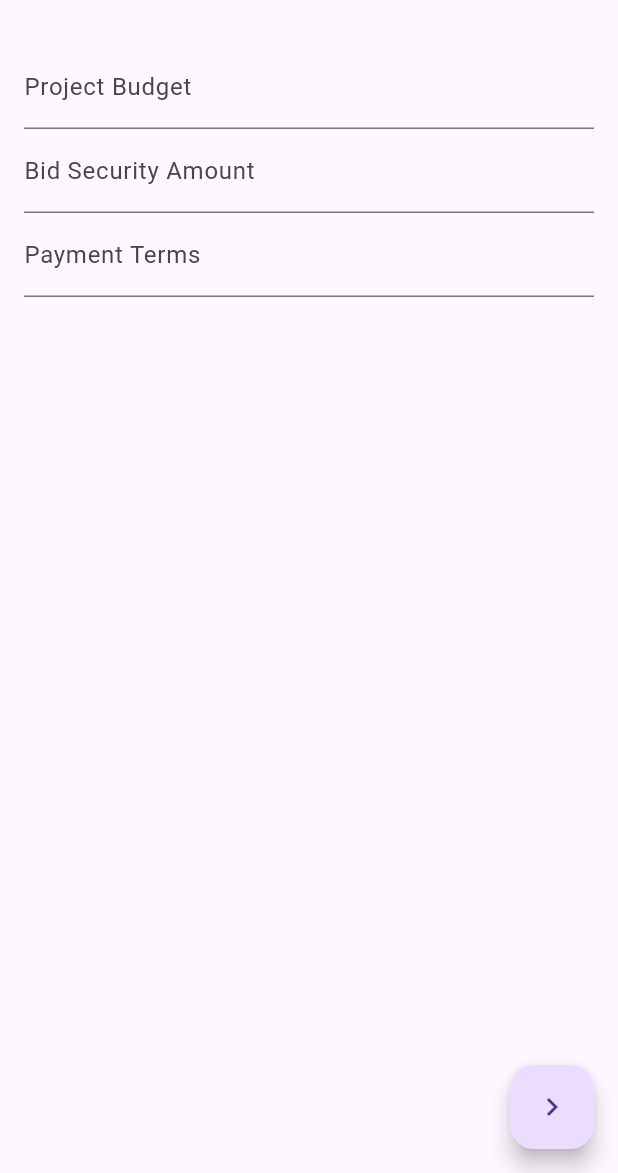
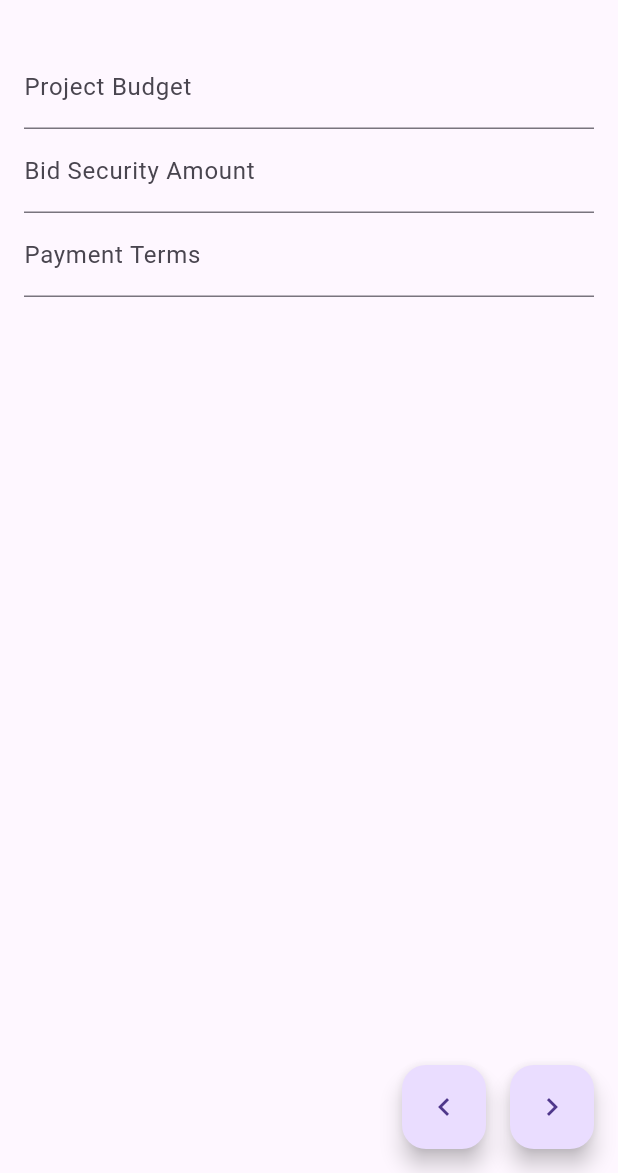
Before and after one commit to biswadev9090/FLUTLAB, a Flutter app: the screen it shows after launch, swiped to page 2, on a phone screen of 412 x 824 dp, the part 63-1236 px from its top. Run offline on Flutter 3.47's test engine with Material 3 defaults, Android fonts, the phone set to English and light mode, and no system bars.

```diff
--- a/lib/main.dart
+++ b/lib/main.dart
@@ -22,58 +22,20 @@ class ProjectDetailsForm extends StatefulWidget {
 class _ProjectDetailsFormState extends State<ProjectDetailsForm> {
   final _formKey = GlobalKey<FormState>();
   final PageController _pageController = PageController();
+  int _currentPage = 0;
 
-  // Stage 1: Basic Project Information
-  String? _projectNumber;
-  String? _projectObjective;
-  List<String> _deliverables = [];
-  DateTime? _startDate;
-  DateTime? _endDate;
+  // Project information
+  String? _projectNumber,
+      _projectObjective,
+      _paymentTerms,
+      _performanceCriteria,
+      _roleDescription;
+  double? _projectBudget, _bidSecurityAmount;
+  DateTime? _startDate, _endDate;
 
-  // Stage 2: Financial Details
-  double? _projectBudget;
-  double? _bidSecurityAmount;
-  String? _paymentTerms;
-
-  // Stage 3: Technical Requirements
-  List<String> _technicalRequirements = [];
-  List<String> _qualityStandards = [];
-  String? _performanceCriteria;
-
-  // Stage 4: Documentation and Compliance
-  List<String> _requiredDocuments = [];
-  List<String> _regulatoryCompliance = [];
-
-  // Stage 5: Evaluation and Selection Criteria
-  List<String> _evaluationCriteria = [];
-  String? _selectionMethod;
-  String? _notes;
-
-  // Stage 6: Category of Work
-  String? _category;
-  String? _subcategory;
-  int? _roleId;
-  String? _roleName;
-
-  void _nextPage() {
-    if (_formKey.currentState!.validate()) {
-      _formKey.currentState!.save(); // Save form values
-      if (_pageController.page!.toInt() < 5) {
-        _pageController.nextPage(
-            duration: Duration(milliseconds: 300), curve: Curves.easeIn);
-      } else {
-        // Final submission can happen here
-        print("Final Submission:");
-        print("Project Number: $_projectNumber");
-        // Continue printing other fields...
-      }
-    }
-  }
-
-  String? _selectedCategory;
-  String? _selectedSubcategory;
+  // Category data
+  String? _selectedCategory, _selectedSubcategory;
   int? _selectedRoleId;
-  String? _roleDescription;
 
   // Sample data for categories, subcategories, and roles
   final List<Map<String, dynamic>> categories = [
@@ -86,14 +48,12 @@ class _ProjectDetailsFormState extends State<ProjectDetailsForm> {
             {
               'id': 1,
               'name': 'Product Specialists',
-              'description':
-                  'Provide expert knowledge about products, recommend solutions, and assist customers with specialized needs.'
+              'description': 'Provide expert knowledge about products.'
             },
             {
               'id': 2,
               'name': 'Retail Managers',
-              'description':
-                  'Supervise retail operations, including staff management, inventory, and customer service.'
+              'description': 'Supervise retail operations.'
             },
           ]
         },
@@ -103,38 +63,80 @@ class _ProjectDetailsFormState extends State<ProjectDetailsForm> {
             {
               'id': 3,
               'name': 'Cashiers',
-              'description':
-                  'Process payments, handle customer transactions, and manage checkout areas.'
+              'description': 'Process payments and handle transactions.'
             },
             {
               'id': 4,
               'name': 'Retail Stock Clerks',
-              'description':
-                  'Restock shelves, manage inventory, and assist with product placement.'
+              'description': 'Restock shelves and manage inventory.'
             },
             {
               'id': 5,
               'name': 'Customer Service Representatives',
-              'description':
-                  'Handle inquiries, process returns, and assist customers with basic issues.'
+              'description': 'Handle inquiries and assist customers.'
             },
             {
               'id': 6,
               'name': 'Self-Checkout Attendants',
-              'description':
-                  'Help customers use self-service checkout systems and resolve any issues that arise.'
+              'description': 'Help customers use checkout systems.'
             },
             {
               'id': 7,
               'name': 'Greeters',
-              'description':
-                  'Welcome customers at the entrance of stores, provide information, and assist with navigation.'
+              'description': 'Welcome customers and provide information.'
             },
           ]
         },
       ],
     },
   ];
+  void _nextPage() {
+    if (_formKey.currentState!.validate()) {
+      _formKey.currentState!.save();
+      if (_currentPage < 5) {
+        _pageController.nextPage(
+            duration: Duration(milliseconds: 300), curve: Curves.easeIn);
+      } else {
+        // Final submission can happen here
+        // Navigate to the summary page
+        Navigator.push(
+          context,
+          MaterialPageRoute(
+              builder: (context) => SummaryPage(
+                    projectNumber: _projectNumber,
+                    projectObjective: _projectObjective,
+                    startDate: _startDate,
+                    projectBudget: _projectBudget,
+                    bidSecurityAmount: _bidSecurityAmount,
+                    paymentTerms: _paymentTerms,
+                    performanceCriteria: _performanceCriteria,
+                    selectedCategory: _selectedCategory,
+                    selectedSubcategory: _selectedSubcategory,
+                    selectedRoleId: _selectedRoleId,
+                    roleDescription: _roleDescription,
+                  )),
+        );
+      }
+    }
+  }
+
+  void _previousPage() {
+    if (_currentPage > 0) {
+      _pageController.previousPage(
+          duration: Duration(milliseconds: 300), curve: Curves.easeIn);
+    }
+  }
+
+  @override
+  void initState() {
+    super.initState();
+    _pageController.addListener(() {
+      setState(() {
+        _currentPage = _pageController.page!.toInt();
+      });
+    });
+  }
+
   @override
   Widget build(BuildContext context) {
     return Scaffold(
@@ -153,118 +155,74 @@ class _ProjectDetailsFormState extends State<ProjectDetailsForm> {
           ],
         ),
       ),
-      floatingActionButton: FloatingActionButton(
+      floatingActionButton: Row(
+        mainAxisAlignment: MainAxisAlignment.end,
+        children: [
+          if (_currentPage >
+              0) // Only show the back button if not on the first page
+            FloatingActionButton(
+              onPressed: _previousPage,
+              child: Icon(Icons.navigate_before),
+              heroTag: null,
+            ),
+          SizedBox(width: 16), // Space between buttons
+          FloatingActionButton(
             onPressed: _nextPage,
             child: Icon(Icons.navigate_next),
-      ),
-    );
-  }
-
-  Widget _buildBasicInfoPage() {
-    return Padding(
-      padding: const EdgeInsets.all(16.0),
-      child: Column(
-        children: [
-          TextFormField(
-            decoration: InputDecoration(labelText: 'Project Number'),
-            onSaved: (value) => _projectNumber = value,
-            validator: (value) =>
-                value!.isEmpty ? 'Enter project number' : null,
-          ),
-          TextFormField(
-            decoration: InputDecoration(labelText: 'Project Objective'),
-            onSaved: (value) => _projectObjective = value,
-            validator: (value) =>
-                value!.isEmpty ? 'Enter project objective' : null,
-          ),
-          // Add other fields like deliverables, start date etc.
-          // Example for Start Date
-          ListTile(
-            title: Text(
-                'Start Date: ${_startDate != null ? DateFormat('yyyy-MM-dd').format(_startDate!) : 'Select a date'}'),
-            trailing: Icon(Icons.calendar_today),
-            onTap: () async {
-              DateTime? picked = await showDatePicker(
-                context: context,
-                initialDate: _startDate ?? DateTime.now(),
-                firstDate: DateTime(2000),
-                lastDate: DateTime(2101),
-              );
-              if (picked != null) {
-                setState(() {
-                  _startDate = picked;
-                });
-              }
-            },
+            heroTag: null,
           ),
         ],
       ),
     );
   }
 
+  Widget _buildBasicInfoPage() {
+    return _buildPage(
+      children: [
+        _buildTextFormField('Project Number',
+            onSaved: (value) => _projectNumber = value),
+        _buildTextFormField('Project Objective',
+            onSaved: (value) => _projectObjective = value),
+        _buildDatePicker('Start Date', _startDate,
+            (picked) => setState(() => _startDate = picked)),
+      ],
+    );
+  }
+
   Widget _buildFinancialDetailsPage() {
-    return Padding(
-      padding: const EdgeInsets.all(16.0),
-      child: Column(
+    return _buildPage(
       children: [
-          TextFormField(
-            decoration: InputDecoration(labelText: 'Project Budget'),
+        _buildTextFormField('Project Budget',
             keyboardType: TextInputType.number,
-            onSaved: (value) => _projectBudget = double.tryParse(value!),
-            validator: (value) =>
-                value!.isEmpty ? 'Enter project budget' : null,
-          ),
-          TextFormField(
-            decoration: InputDecoration(labelText: 'Bid Security Amount'),
+            onSaved: (value) => _projectBudget = double.tryParse(value!)),
+        _buildTextFormField('Bid Security Amount',
             keyboardType: TextInputType.number,
-            onSaved: (value) => _bidSecurityAmount = double.tryParse(value!),
-            validator: (value) =>
-                value!.isEmpty ? 'Enter bid security amount' : null,
-          ),
-          TextFormField(
-            decoration: InputDecoration(labelText: 'Payment Terms'),
-            onSaved: (value) => _paymentTerms = value,
-          ),
+            onSaved: (value) => _bidSecurityAmount = double.tryParse(value!)),
+        _buildTextFormField('Payment Terms',
+            onSaved: (value) => _paymentTerms = value),
       ],
-      ),
     );
   }
 
   Widget _buildTechnicalRequirementsPage() {
-    return Padding(
-      padding: const EdgeInsets.all(16.0),
-      child: Column(
+    return _buildPage(
       children: [
-          // Fields for technical requirements and quality standards
-          TextFormField(
-            decoration: InputDecoration(labelText: 'Performance Criteria'),
-            onSaved: (value) => _performanceCriteria = value,
-          ),
+        _buildTextFormField('Performance Criteria',
+            onSaved: (value) => _performanceCriteria = value),
       ],
-      ),
     );
   }
 
   Widget _buildDocumentationPage() {
-    return Padding(
-      padding: const EdgeInsets.all(16.0),
-      child: Column(
-        children: [
-          // Fields for required documents and regulatory compliance
-        ],
-      ),
-    );
+    return _buildPage(children: [
+      // Fields for required documents and regulatory compliance can be added here
+    ]);
   }
 
   Widget _buildEvaluationPage() {
-    return Padding(
-      padding: const EdgeInsets.all(16.0),
-      child: Column(
-        children: [
-          // Fields for evaluation criteria, selection method, and notes
-        ],
-      ),
-    );
+    return _buildPage(children: [
+      // Fields for evaluation criteria, selection method, and notes can be added here
+    ]);
   }
 
   Widget _buildCategoryOfWorkPage() {
@@ -352,15 +310,137 @@ class _ProjectDetailsFormState extends State<ProjectDetailsForm> {
             validator: (value) => value == null ? 'Select a role ID' : null,
           ),
           SizedBox(height: 16.0), // Space between dropdowns
-          TextFormField(
-            decoration: InputDecoration(labelText: 'Description'),
-            readOnly:
-                true, // Make it read-only since it's derived from the selected role ID
-            initialValue: _roleDescription,
-            onSaved: (value) => _roleDescription = value,
+          // Show the role description
+          if (_roleDescription != null)
+            Text(
+              'Role Description: $_roleDescription',
+              style: TextStyle(fontSize: 16, fontWeight: FontWeight.bold),
             ),
         ],
       ),
     );
   }
+
+  Widget _buildSummaryPage() {
+    return Padding(
+      padding: const EdgeInsets.all(16.0),
+      child: Column(
+        crossAxisAlignment: CrossAxisAlignment.start,
+        children: [
+          Text('Project Number: $_projectNumber'),
+          Text('Project Objective: $_projectObjective'),
+          Text(
+              'Start Date: ${_startDate != null ? DateFormat('yyyy-MM-dd').format(_startDate!) : 'N/A'}'),
+          Text('Budget: \$${_projectBudget?.toStringAsFixed(2) ?? 'N/A'}'),
+          Text(
+              'Bid Security Amount: \$${_bidSecurityAmount?.toStringAsFixed(2) ?? 'N/A'}'),
+          Text('Payment Terms: $_paymentTerms'),
+          Text('Performance Criteria: $_performanceCriteria'),
+          Text('Selected Category: $_selectedCategory'),
+          Text('Selected Subcategory: $_selectedSubcategory'),
+          Text('Selected Role ID: $_selectedRoleId'),
+          Text('Role Description: $_roleDescription'),
+        ],
+      ),
+    );
   }
+
+  Widget _buildPage({required List<Widget> children}) {
+    return Padding(
+      padding: const EdgeInsets.all(16.0),
+      child: Column(
+        children: children,
+      ),
+    );
+  }
+
+  Widget _buildTextFormField(String label,
+      {TextInputType? keyboardType,
+      ValueChanged<String?>? onSaved,
+      bool readOnly = false,
+      String? initialValue}) {
+    return TextFormField(
+      decoration: InputDecoration(labelText: label),
+      keyboardType: keyboardType,
+      onSaved: onSaved,
+      readOnly: readOnly,
+      initialValue: initialValue,
+      validator: (value) => value!.isEmpty ? 'Enter $label' : null,
+    );
+  }
+
+  Widget _buildDatePicker(
+      String label, DateTime? date, Function(DateTime?) onDateSelected) {
+    return ListTile(
+      title: Text(
+          '$label: ${date != null ? DateFormat('yyyy-MM-dd').format(date) : 'Select a date'}'),
+      trailing: Icon(Icons.calendar_today),
+      onTap: () async {
+        DateTime? picked = await showDatePicker(
+          context: context,
+          initialDate: date ?? DateTime.now(),
+          firstDate: DateTime(2000),
+          lastDate: DateTime(2101),
+        );
+        onDateSelected(picked);
+      },
+    );
+  }
+}
+
+class SummaryPage extends StatelessWidget {
+  final String? projectNumber;
+  final String? projectObjective;
+  final DateTime? startDate;
+  final double? projectBudget;
+  final double? bidSecurityAmount;
+  final String? paymentTerms;
+  final String? performanceCriteria;
+  final String? selectedCategory;
+  final String? selectedSubcategory;
+  final int? selectedRoleId;
+  final String? roleDescription;
+
+  const SummaryPage({
+    Key? key,
+    this.projectNumber,
+    this.projectObjective,
+    this.startDate,
+    this.projectBudget,
+    this.bidSecurityAmount,
+    this.paymentTerms,
+    this.performanceCriteria,
+    this.selectedCategory,
+    this.selectedSubcategory,
+    this.selectedRoleId,
+    this.roleDescription,
+  }) : super(key: key);
+
+  @override
+  Widget build(BuildContext context) {
+    return Scaffold(
+      appBar: AppBar(title: Text('Summary')),
+      body: Padding(
+        padding: const EdgeInsets.all(16.0),
+        child: Column(
+          crossAxisAlignment: CrossAxisAlignment.start,
+          children: [
+            Text('Project Number: $projectNumber'),
+            Text('Project Objective: $projectObjective'),
+            Text(
+                'Start Date: ${startDate != null ? DateFormat('yyyy-MM-dd').format(startDate!) : 'N/A'}'),
+            Text('Budget: \$${projectBudget?.toStringAsFixed(2) ?? 'N/A'}'),
+            Text(
+                'Bid Security Amount: \$${bidSecurityAmount?.toStringAsFixed(2) ?? 'N/A'}'),
+            Text('Payment Terms: $paymentTerms'),
+            Text('Performance Criteria: $performanceCriteria'),
+            Text('Selected Category: $selectedCategory'),
+            Text('Selected Subcategory: $selectedSubcategory'),
+            Text('Selected Role ID: $selectedRoleId'),
+            Text('Role Description: $roleDescription'),
+          ],
+        ),
+      ),
+    );
+  }
+}
```
Lines whose indentation alone changed are shown as unchanged.
